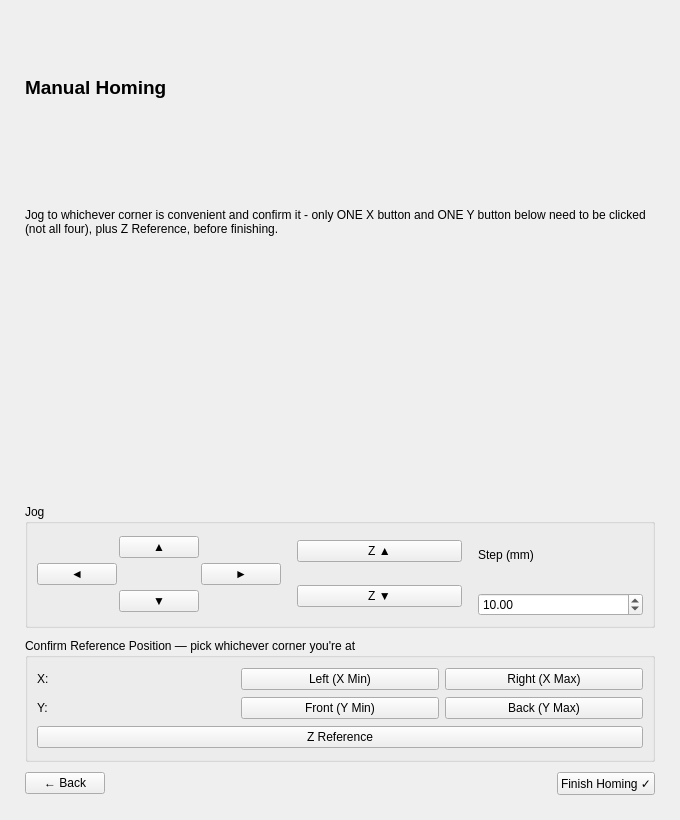
Old version of the form devices/gantry/frontend/ui/homing_dialog.ui in the repository RxnRover/RxnBench.
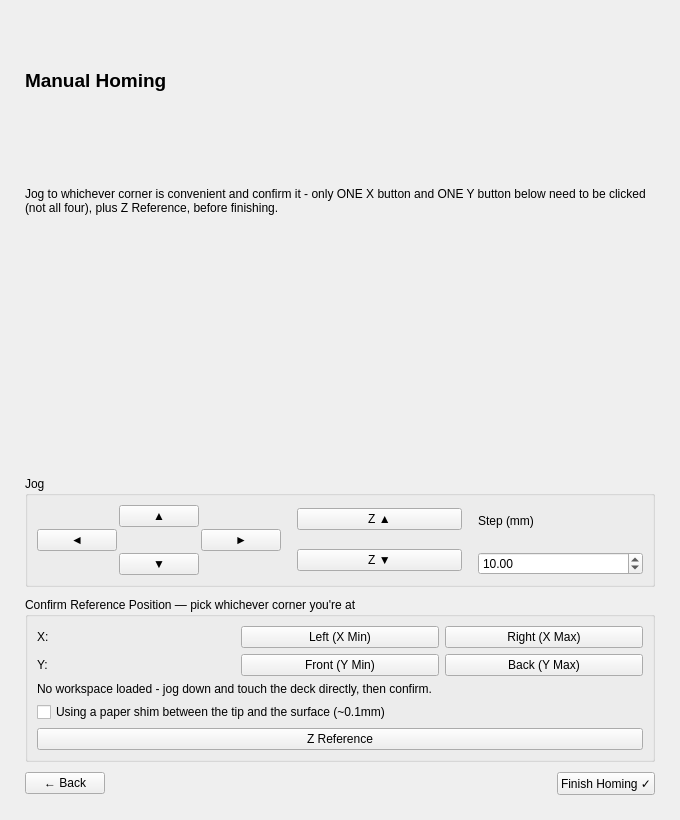
New version of the form. The open tabs and pages were chosen to show the change.

Patch:
```diff
--- a/devices/gantry/frontend/ui/homing_dialog.ui
+++ b/devices/gantry/frontend/ui/homing_dialog.ui
@@ -233,6 +233,18 @@
            </widget>
           </item>
           <item row="2" column="0" colspan="3">
+           <widget class="QLabel" name="z_ref_info_lbl">
+            <property name="text"><string>No workspace loaded - jog down and touch the deck directly, then confirm.</string></property>
+            <property name="wordWrap"><bool>true</bool></property>
+           </widget>
+          </item>
+          <item row="3" column="0" colspan="3">
+           <widget class="QCheckBox" name="paper_shim_chk">
+            <property name="text"><string>Using a paper shim between the tip and the surface (~0.1mm)</string></property>
+            <property name="toolTip"><string>Slide a sheet of standard printer paper between the tip and the reference surface, jog down until it just drags, then confirm - the known paper thickness is subtracted automatically. Safer than touching directly: contact is felt by hand, not driven by the motor.</string></property>
+           </widget>
+          </item>
+          <item row="4" column="0" colspan="3">
            <widget class="QPushButton" name="confirm_z_ref_btn">
             <property name="text"><string>Z Reference</string></property>
            </widget>
```
